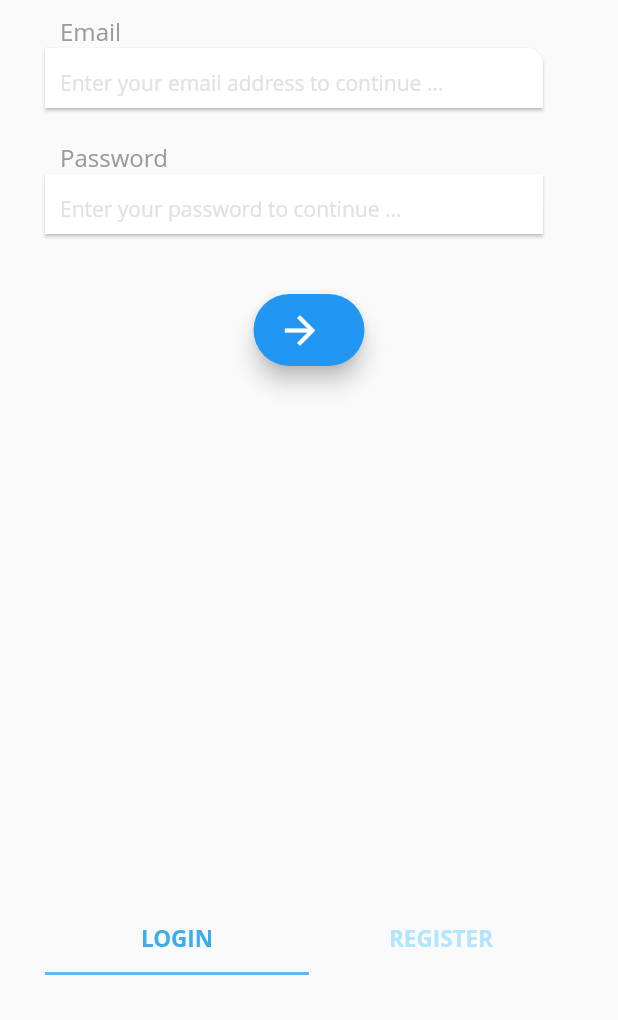
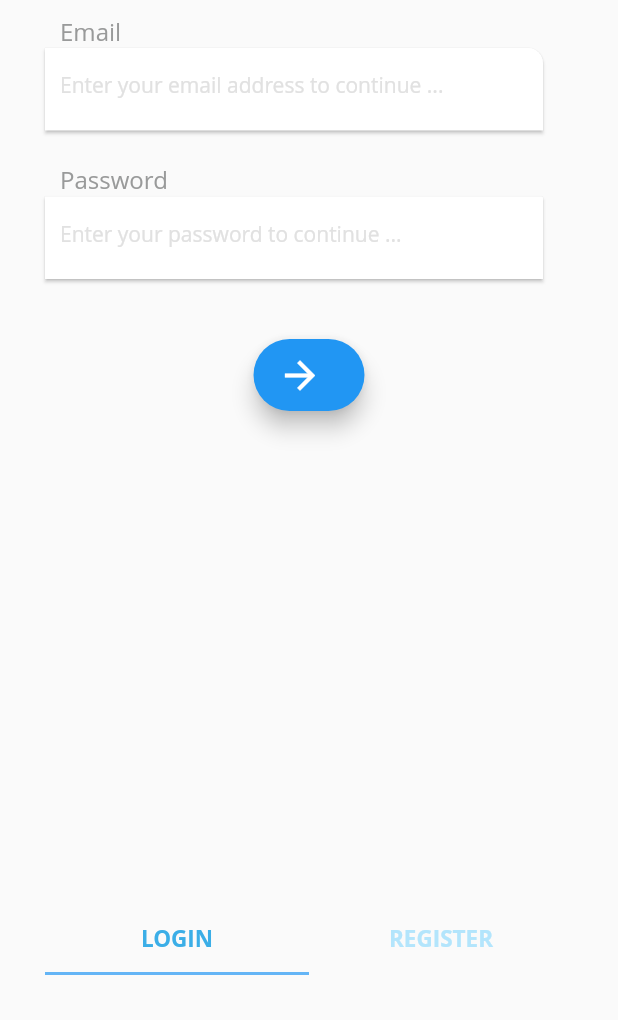
Before and after one commit to roshanrathod/tioli, a Flutter app: the screen it shows after launch, on a phone screen of 412 x 824 dp, the part 216-1236 px from its top. Run offline on Flutter 3.47's test engine with Material 2 defaults, Android fonts, the phone set to English and light mode, and no system bars; our stand-ins replace shared_preferences; missing offline and left inert: dart:html, firebase; accounts and stored records are empty; Roboto replaces fonts that are missing (Open Sans); statements that could not run were skipped.

Commit message:
corrected login field text being cut

```diff
--- a/lib/widgets/inputWidget.dart
+++ b/lib/widgets/inputWidget.dart
@@ -14,7 +14,7 @@ class InputWidget extends StatelessWidget {
       padding:  EdgeInsets.only(right:  20, bottom: 20),
       child: Container (
       width: MediaQuery.of(context).size.width -40,
-      height: 40,
+      height: 55,
       child:  Material(
         elevation: 1,
         color: Colors.white,
```
